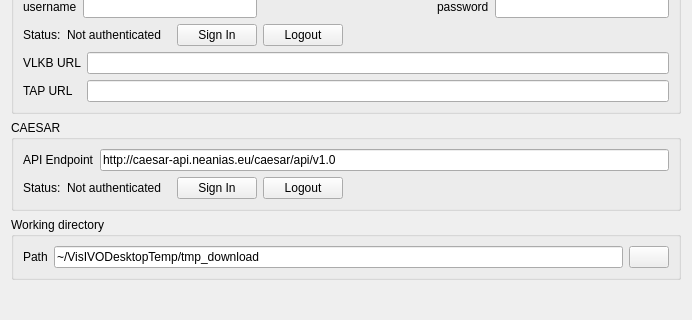
The window that Code/ui/settingform.ui (VisIVOLab/ViaLacteaVisualAnalytics) describes before a commit, drawn with Qt 5; both pictures show x 0 to 692 and y 305 to 625 of the 692 by 721 pixel window.
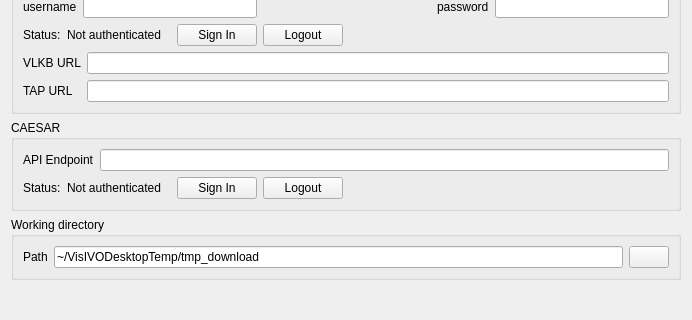
The same window after the commit. Icons and pictures are not drawn.

Commit message: Redesign caesar window

```diff
--- a/Code/ui/settingform.ui
+++ b/Code/ui/settingform.ui
@@ -339,7 +339,7 @@
         <item>
          <widget class="QLineEdit" name="caesarEndpoint">
           <property name="text">
-           <string>http://caesar-api.neanias.eu/caesar/api/v1.0</string>
+           <string/>
           </property>
           <property name="readOnly">
            <bool>true</bool>
```
The commit also changes 9 other files.
